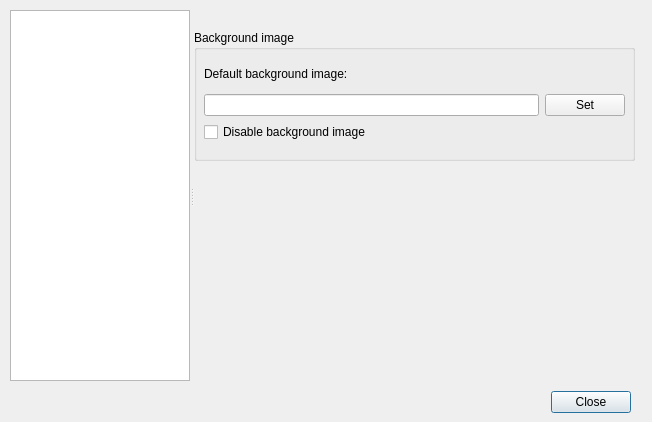
Above: ui/options.ui from gitter-badger/simplechatclient before the change. Below: the same form after it.
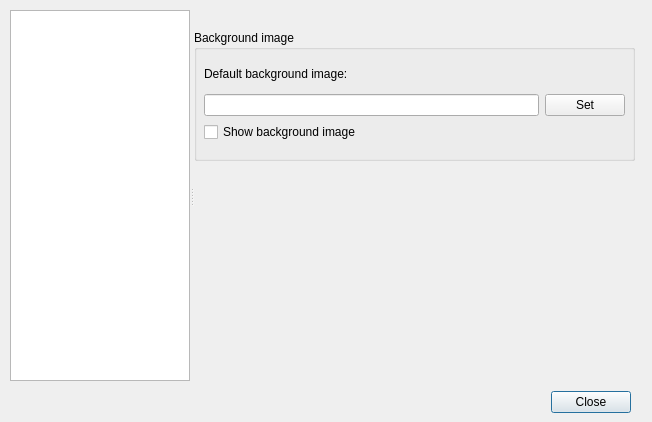
That is the form after the change. The open tabs and pages were chosen to show the change. Icons and pictures are not drawn.

Commit message: config refactor show background

What changed in the file:
```diff
--- a/ui/options.ui
+++ b/ui/options.ui
@@ -1218,7 +1218,7 @@
         <item>
          <widget class="QCheckBox" name="checkBox_disable_background_image">
           <property name="text">
-           <string>Disable background image</string>
+           <string>Show background image</string>
           </property>
          </widget>
         </item>
```
Left out of the diff: 2 changed lines with no effect on the pictures. The commit also changes 5 other files.
